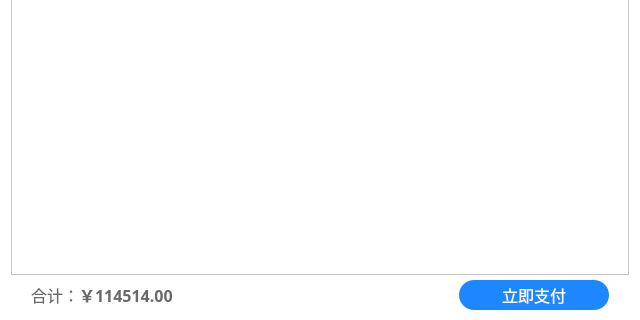
This is orderdetail.ui in Jraaay/E-Commerce-Platform as Qt 5 draws it before an edit; both pictures show x 0 to 640 and y 400 to 720 of the 640 by 720 pixel window. The edited form follows.
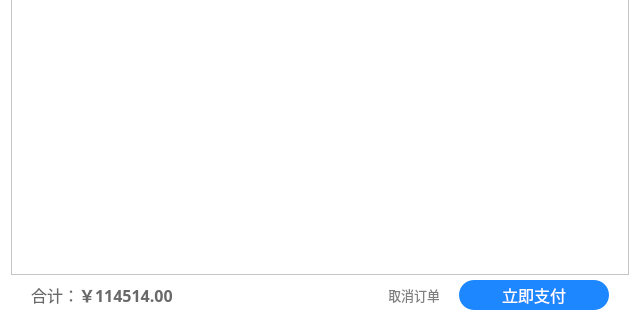
This is the edited form. Icons and pictures are not drawn.

Commit message: ✨ feat: Add order cancel

Diff of the .ui file:
```diff
--- a/orderdetail.ui
+++ b/orderdetail.ui
@@ -129,7 +129,7 @@
           </widget>
          </item>
          <item>
-          <layout class="QHBoxLayout" name="horizontalLayout_3" stretch="0,0,0,0">
+          <layout class="QHBoxLayout" name="horizontalLayout_3" stretch="0,0,0,0,0,0">
            <property name="spacing">
             <number>0</number>
            </property>
@@ -186,6 +186,41 @@
              </property>
             </spacer>
            </item>
+           <item>
+            <widget class="QPushButton" name="cancel">
+             <property name="font">
+              <font>
+               <family>微软雅黑</family>
+               <pointsize>10</pointsize>
+              </font>
+             </property>
+             <property name="cursor">
+              <cursorShape>PointingHandCursor</cursorShape>
+             </property>
+             <property name="styleSheet">
+              <string notr="true">color:gray;border:none;border-radius:15px;padding: -1;</string>
+             </property>
+             <property name="text">
+              <string>取消订单</string>
+             </property>
+            </widget>
+           </item>
+           <item>
+            <spacer name="horizontalSpacer_2">
+             <property name="orientation">
+              <enum>Qt::Horizontal</enum>
+             </property>
+             <property name="sizeType">
+              <enum>QSizePolicy::Fixed</enum>
+             </property>
+             <property name="sizeHint" stdset="0">
+              <size>
+               <width>20</width>
+               <height>20</height>
+              </size>
+             </property>
+            </spacer>
+           </item>
            <item>
             <widget class="QPushButton" name="buy">
              <property name="minimumSize">
```
The commit also changes 8 other files.
